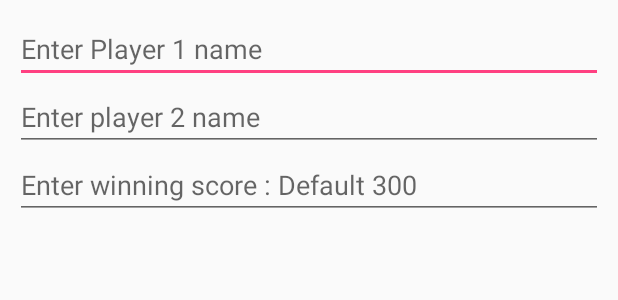
After one commit to utkarsh028/HiddenWord, an Android app: the layout start_game.xml on its own in the app's theme, with its tools: preview values and no code run, on a phone screen of 412 x 824 dp. The commit adds this screen. Shown: the top 300 px of the screen. Run offline under Robolectric (Android 15) with nearby library versions, the phone set to English and light mode, and no system bars.

Commit message:
User input names + max score

```diff
--- /dev/null
+++ b/app/src/main/res/layout/start_game.xml
@@ -0,0 +1,29 @@
+<?xml version="1.0" encoding="utf-8"?>
+<LinearLayout xmlns:android="http://schemas.android.com/apk/res/android"
+    android:layout_width="match_parent"
+    android:layout_height="match_parent"
+    android:orientation="vertical"
+    android:padding="10dp">
+
+    <EditText
+        android:id="@+id/p1_name"
+        android:layout_width="match_parent"
+        android:layout_height="wrap_content"
+        android:hint="Enter Player 1 name">
+
+        <requestFocus/>
+    </EditText>
+
+    <EditText
+        android:id="@+id/p2_name"
+        android:layout_width="match_parent"
+        android:layout_height="wrap_content"
+        android:hint="Enter player 2 name" />
+    <EditText
+        android:id="@+id/max_score"
+        android:layout_width="match_parent"
+        android:layout_height="wrap_content"
+        android:inputType="number"
+        android:hint="Enter winning score : Default 300" />
+
+</LinearLayout>
```
Also changed, not shown: app/src/main/AndroidManifest.xml (+6 -3 lines), app/src/main/java/com/meutkarsh/hiddenword/Game.java (+27 -1 lines), app/src/main/res/layout/activity_game.xml (+8 -8 lines).
